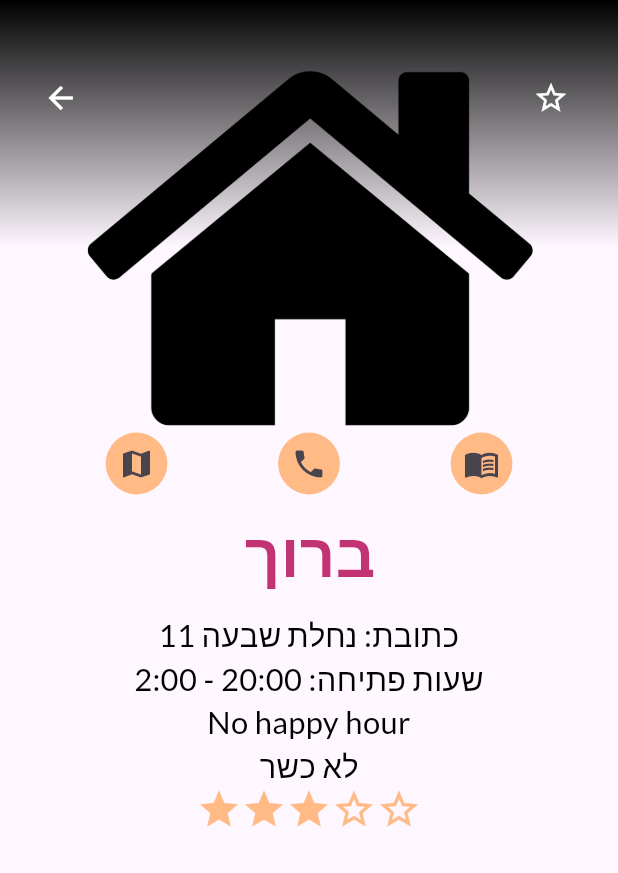
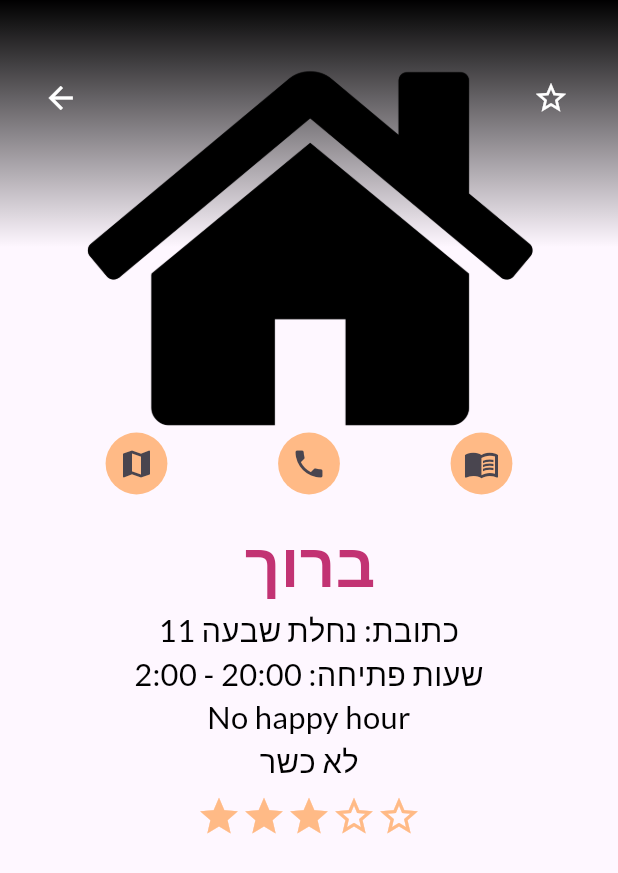
Before and after one commit to SimhaMarouani/everyBarApp, a Flutter app: the BusinessHomePage screen opened directly with sample values from the repository, on a phone screen of 412 x 824 dp. Shown: the top 873 px of the screen. Run offline on Flutter 3.47's test engine with Material 2 defaults, Android fonts, the phone set to English and light mode, and no system bars; our stand-ins replace flutter_riverpod, google_fonts; network calls fail; project files that could hold a hidden picture were left out.

Commit message:
changed the bubbles and arranged the business page

```diff
--- a/lib/screens/business_home_page.dart
+++ b/lib/screens/business_home_page.dart
@@ -3,7 +3,7 @@ import 'package:flutter_riverpod/flutter_riverpod.dart';
 import 'package:iBar/data/Headlines.dart';
 import 'package:iBar/models/business_model.dart';
 import 'package:iBar/providers/language_provider.dart';
-import 'package:iBar/widgets/RaitingBar.dart';
+import 'package:iBar/widgets/raiting_bar.dart';
 import 'package:iBar/widgets/business_home_page_buttons.dart';
 import 'package:iBar/widgets/business_page_text.dart';
 import 'package:http/http.dart' as http;
@@ -46,7 +46,7 @@ class BusinessHomePage extends ConsumerWidget {
       body: SingleChildScrollView(
         child: Column(
           children: [
-            Container(
+            SizedBox(
               height: deviceHeight * 0.4,
               child: Stack(
                 children: [
@@ -94,7 +94,7 @@ class BusinessHomePage extends ConsumerWidget {
               ),
             ),
             Padding(
-              padding: const EdgeInsets.all(10.0),
+              padding: EdgeInsets.only(top: deviceHeight * 0.02),
               child: Text(
                 businessModel.name,
                 style: TextStyle(
@@ -104,9 +104,12 @@ class BusinessHomePage extends ConsumerWidget {
               ),
             ),
             BusinessPageTexts(business: businessModel),
-            StarRating(
-              initialRating: businessModel.ratingAvg,
-              onRatingChanged: _handleRatingChanged,
+            Padding(
+              padding: EdgeInsets.only(top: deviceHeight * 0.01),
+              child: StarRating(
+                initialRating: businessModel.ratingAvg,
+                onRatingChanged: _handleRatingChanged,
+              ),
             ),
           ],
         ),
--- a/lib/screens/home_page.dart
+++ b/lib/screens/home_page.dart
@@ -113,7 +113,7 @@ class _MyWidgetState extends ConsumerState<HomePage>
                   ),
                 ],
               ),
-              expandedHeight: deviceHeight * 0.35,
+              expandedHeight: deviceHeight * 0.3,
               flexibleSpace: FlexibleSpaceBar(
                 background: Padding(
                   padding: EdgeInsets.only(top: deviceHeight * 0.10),
--- a/lib/widgets/business_page_text.dart
+++ b/lib/widgets/business_page_text.dart
@@ -37,7 +37,6 @@ class BusinessPageTexts extends ConsumerWidget {
     final deviceWidth = MediaQuery.of(context).size.width;
 
     return Column(
-      mainAxisAlignment: MainAxisAlignment.end,
       children: [
         Text(
           preText + param + midText,
```
Also changed, not shown: lib/widgets/bubble.dart (+3 -5 lines), lib/widgets/raiting_bar.dart (renamed from lib/widgets/RaitingBar.dart), 1 other file.
